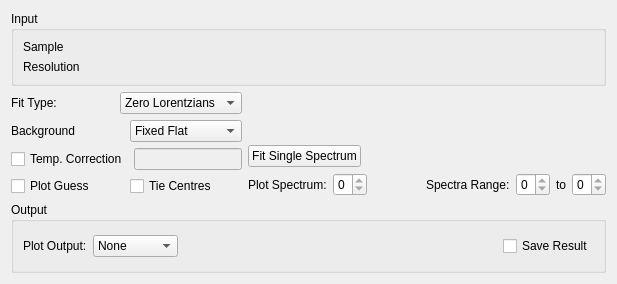
The window that Code/Mantid/MantidQt/CustomInterfaces/inc/MantidQtCustomInterfaces/Indirect/ConvFit.ui (mantidproject/mantid) describes before a commit, drawn with Qt 5.
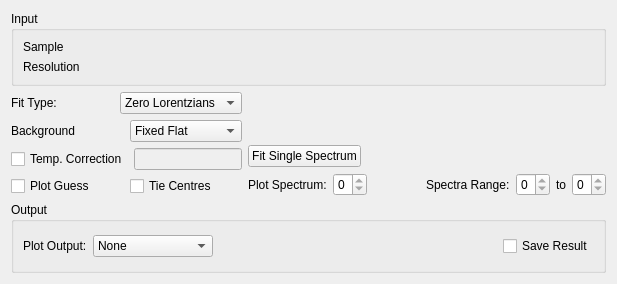
The same window after the commit. Custom widgets are drawn as their Qt base class.

Commit message:
Fix combobox size issue
Refs #11552

Patch:
```diff
--- a/Code/Mantid/MantidQt/CustomInterfaces/inc/MantidQtCustomInterfaces/Indirect/ConvFit.ui
+++ b/Code/Mantid/MantidQt/CustomInterfaces/inc/MantidQtCustomInterfaces/Indirect/ConvFit.ui
@@ -364,6 +364,18 @@
       </item>
       <item>
        <widget class="QComboBox" name="cbPlotType">
+        <property name="sizePolicy">
+         <sizepolicy hsizetype="Preferred" vsizetype="Fixed">
+          <horstretch>0</horstretch>
+          <verstretch>0</verstretch>
+         </sizepolicy>
+        </property>
+        <property name="minimumSize">
+         <size>
+          <width>120</width>
+          <height>0</height>
+         </size>
+        </property>
         <item>
          <property name="text">
           <string>None</string>
```
